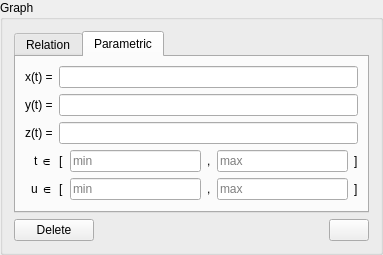
Qt form Graph3DProperties.ui (goffrie/grapher) before a commit.
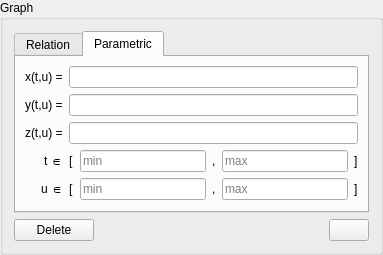
The same form after that commit. The open tabs and pages were chosen to show the change.

Commit message: Implement 3D parametric graphs

Patch:
```diff
--- a/Graph3DProperties.ui
+++ b/Graph3DProperties.ui
@@ -70,7 +70,7 @@
        <item row="1" column="0">
         <widget class="QLabel" name="xLabel">
          <property name="text">
-          <string>x(t) =</string>
+          <string>x(t,u) =</string>
          </property>
         </widget>
        </item>
@@ -80,7 +80,7 @@
        <item row="3" column="0">
         <widget class="QLabel" name="yLabel">
          <property name="text">
-          <string>y(t) =</string>
+          <string>y(t,u) =</string>
          </property>
         </widget>
        </item>
@@ -90,7 +90,7 @@
        <item row="4" column="0">
         <widget class="QLabel" name="zLabel">
          <property name="text">
-          <string>z(t) =</string>
+          <string>z(t,u) =</string>
          </property>
         </widget>
        </item>
```
Left out of the diff: 12 changed lines with no effect on the pictures. The commit also changes 5 other files.
